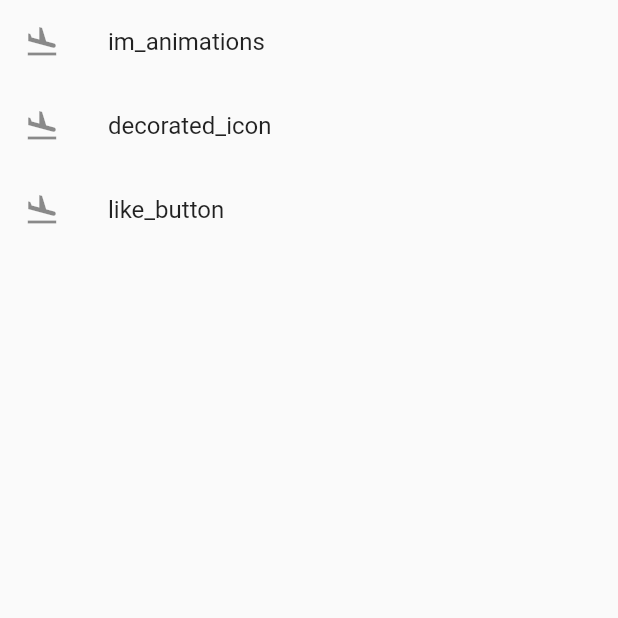
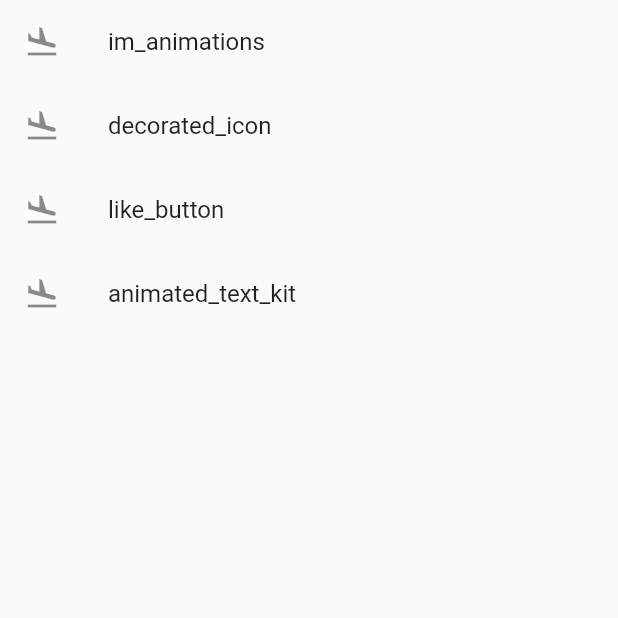
Before and after one commit to linnefromice/flutter_sandbox, a Flutter app: the screen it shows after launch, on a phone screen of 412 x 824 dp, the top half of it. Run offline on Flutter 3.47's test engine with Material 2 defaults, Android fonts, the phone set to English and light mode, and no system bars; our stand-ins replace like_button; missing offline and left inert: decorated_icon, im_animations.

Commit message:
update route setting

```diff
--- a/lib/main.dart
+++ b/lib/main.dart
@@ -1,4 +1,5 @@
 import 'package:flutter/material.dart';
+import 'package:linnefromice/views/screens/animated_text_kit_screen.dart';
 import 'package:linnefromice/views/screens/decorated_icon_screen.dart';
 import 'package:linnefromice/views/screens/home_screen.dart';
 import 'package:linnefromice/views/screens/im_animations_screen.dart';
@@ -23,6 +24,7 @@ class App extends StatelessWidget {
         '/im_animations': (context) => ImAnimationsScreen(),
         '/decorated_icon': (context) => DecoratedIconScreen(),
         '/like_button': (context) => LikeButtonScreen(),
+        '/animated_text_kit': (context) => AnimatedTextKitScreen(),
       },
     );
   }
--- a/lib/views/screens/home_screen.dart
+++ b/lib/views/screens/home_screen.dart
@@ -13,6 +13,10 @@ class HomeScreen extends StatelessWidget {
     {
       "label": "like_button",
       "pathName": "/like_button"
+    },
+    {
+      "label": "animated_text_kit",
+      "pathName": "/animated_text_kit"
     },
   ];
 
```
